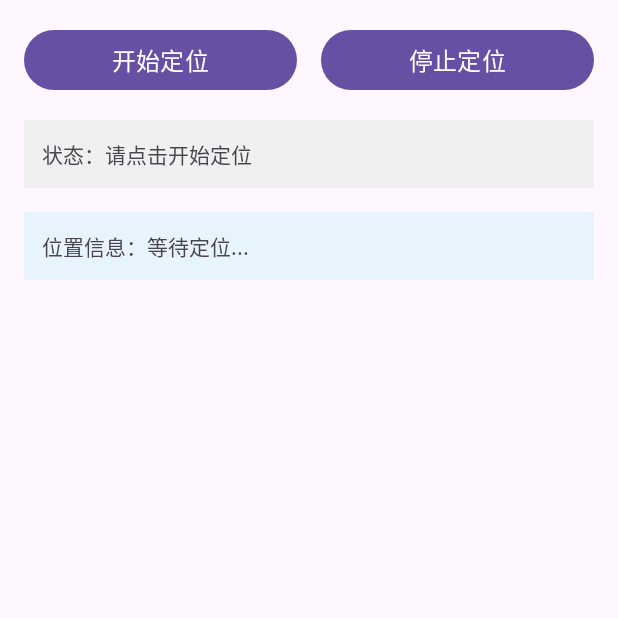
After one commit to caoyang9/Cxk-app, an Android app: the GPSActivity screen opened directly, with no data from a screen before it, on a phone screen of 412 x 824 dp, the top half of it. The commit adds this screen. Run offline under Robolectric (Android 15) with nearby library versions, the phone set to English and light mode, and no system bars.

Commit message:
feat:使用GPS服务获取定位信息

```diff
--- a/app/src/main/java/com/yang/androiddemolog/mmiActivity/MMIActivity.java
+++ b/app/src/main/java/com/yang/androiddemolog/mmiActivity/MMIActivity.java
@@ -84,6 +84,7 @@ public class MMIActivity extends AppCompatActivity {
 
         btBtn = findViewById(R.id.btn_bt);
         wifiBtn = findViewById(R.id.btn_wifi);
+        gpsBtn = findViewById(R.id.btn_gps);
 
         brightnessBtn.setOnClickListener(v -> startActivity(new Intent(MMIActivity.this, BrightnessActivity.class)));
         imageBtn.setOnClickListener(v -> startActivity(new Intent(MMIActivity.this, ImageActivity.class)));
@@ -113,6 +114,7 @@ public class MMIActivity extends AppCompatActivity {
 
         btBtn.setOnClickListener(v -> startActivity(new Intent(MMIActivity.this, BluetoothActivity.class)));
         wifiBtn.setOnClickListener(v -> startActivity(new Intent(MMIActivity.this, WifiActivity.class)));
+        gpsBtn.setOnClickListener(v -> startActivity(new Intent(MMIActivity.this, GPSActivity.class)));
     }
 
     private void initMappings() {
--- /dev/null
+++ b/app/src/main/res/layout/activity_gps.xml
@@ -0,0 +1,56 @@
+<?xml version="1.0" encoding="utf-8"?>
+<LinearLayout xmlns:android="http://schemas.android.com/apk/res/android"
+    android:layout_width="match_parent"
+    android:layout_height="match_parent"
+    android:orientation="vertical"
+    android:padding="16dp">
+
+    <!-- 按钮区域 -->
+    <LinearLayout
+        android:layout_width="match_parent"
+        android:layout_height="wrap_content"
+        android:orientation="horizontal">
+
+        <Button
+            android:id="@+id/btnStartGPS"
+            android:layout_width="0dp"
+            android:layout_height="wrap_content"
+            android:layout_weight="1"
+            android:layout_marginEnd="8dp"
+            android:text="开始定位"
+            android:textSize="16sp" />
+
+        <Button
+            android:id="@+id/btnStopGPS"
+            android:layout_width="0dp"
+            android:layout_height="wrap_content"
+            android:layout_weight="1"
+            android:layout_marginStart="8dp"
+            android:text="停止定位"
+            android:textSize="16sp" />
+
+    </LinearLayout>
+
+    <!-- 状态显示 -->
+    <TextView
+        android:id="@+id/tvStatus"
+        android:layout_width="match_parent"
+        android:layout_height="wrap_content"
+        android:layout_marginTop="16dp"
+        android:padding="12dp"
+        android:background="#f0f0f0"
+        android:text="状态：请点击开始定位"
+        android:textSize="14sp" />
+
+    <!-- 位置信息显示 -->
+    <TextView
+        android:id="@+id/tvLocationInfo"
+        android:layout_width="match_parent"
+        android:layout_height="wrap_content"
+        android:layout_marginTop="16dp"
+        android:padding="12dp"
+        android:background="#e8f4fd"
+        android:text="位置信息：等待定位..."
+        android:textSize="14sp" />
+
+</LinearLayout>
```
Also changed, not shown: app/src/main/AndroidManifest.xml (+10 -0 lines), app/src/main/java/com/yang/androiddemolog/mmiActivity/GPSActivity.java (added, +197 -0 lines).
